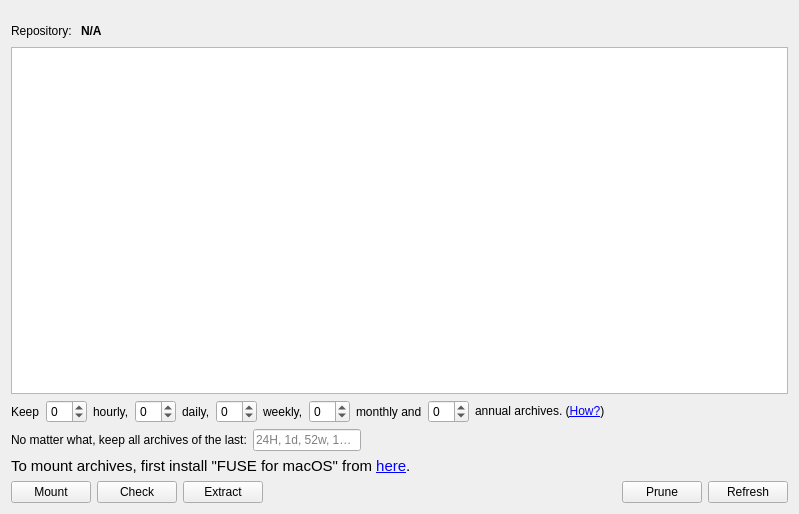
The window that src/vorta/assets/UI/archivetab.ui (borgbase/vorta) describes before a commit, drawn with Qt 5.
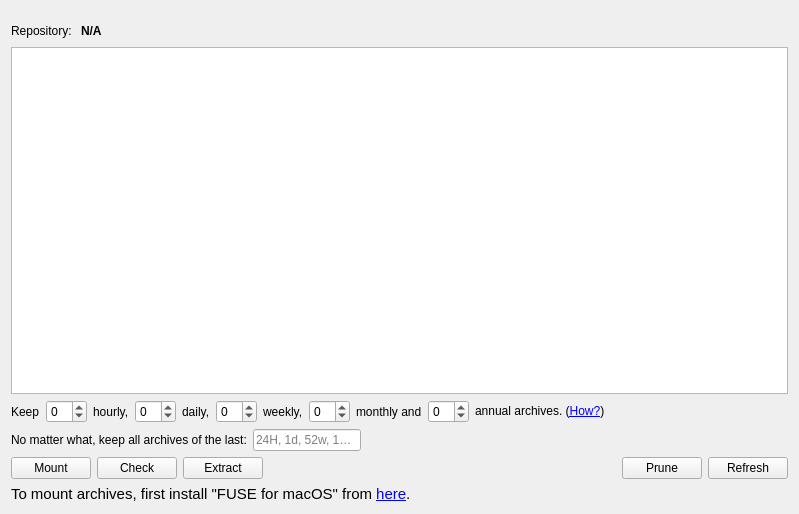
The same window after the commit. Icons and pictures are not drawn.

Commit message: Fix additional word wraps (#30) and logging display. Fix exception on missing `archives` key (#58).

```diff
--- a/src/vorta/assets/UI/archivetab.ui
+++ b/src/vorta/assets/UI/archivetab.ui
@@ -230,24 +230,6 @@
      </item>
     </layout>
    </item>
-   <item>
-    <widget class="QLabel" name="mountErrors">
-     <property name="enabled">
-      <bool>true</bool>
-     </property>
-     <property name="font">
-      <font>
-       <pointsize>11</pointsize>
-      </font>
-     </property>
-     <property name="text">
-      <string>&lt;html&gt;&lt;head/&gt;&lt;body&gt;&lt;p&gt;To mount archives, first install &amp;quot;FUSE for macOS&amp;quot; from &lt;a href=&quot;https://osxfuse.github.io/&quot;&gt;&lt;span style=&quot; text-decoration: underline; color:#0000ff;&quot;&gt;here&lt;/span&gt;&lt;/a&gt;.&lt;/p&gt;&lt;/body&gt;&lt;/html&gt;</string>
-     </property>
-     <property name="openExternalLinks">
-      <bool>true</bool>
-     </property>
-    </widget>
-   </item>
    <item>
     <layout class="QHBoxLayout" name="horizontalLayout_3">
      <item>
@@ -338,6 +320,24 @@
      </item>
     </layout>
    </item>
+   <item>
+    <widget class="QLabel" name="mountErrors">
+     <property name="enabled">
+      <bool>true</bool>
+     </property>
+     <property name="font">
+      <font>
+       <pointsize>11</pointsize>
+      </font>
+     </property>
+     <property name="text">
+      <string>&lt;html&gt;&lt;head/&gt;&lt;body&gt;&lt;p&gt;To mount archives, first install &amp;quot;FUSE for macOS&amp;quot; from &lt;a href=&quot;https://osxfuse.github.io/&quot;&gt;&lt;span style=&quot; text-decoration: underline; color:#0000ff;&quot;&gt;here&lt;/span&gt;&lt;/a&gt;.&lt;/p&gt;&lt;/body&gt;&lt;/html&gt;</string>
+     </property>
+     <property name="openExternalLinks">
+      <bool>true</bool>
+     </property>
+    </widget>
+   </item>
   </layout>
  </widget>
  <resources>
```
The commit also changes 3 other files.
